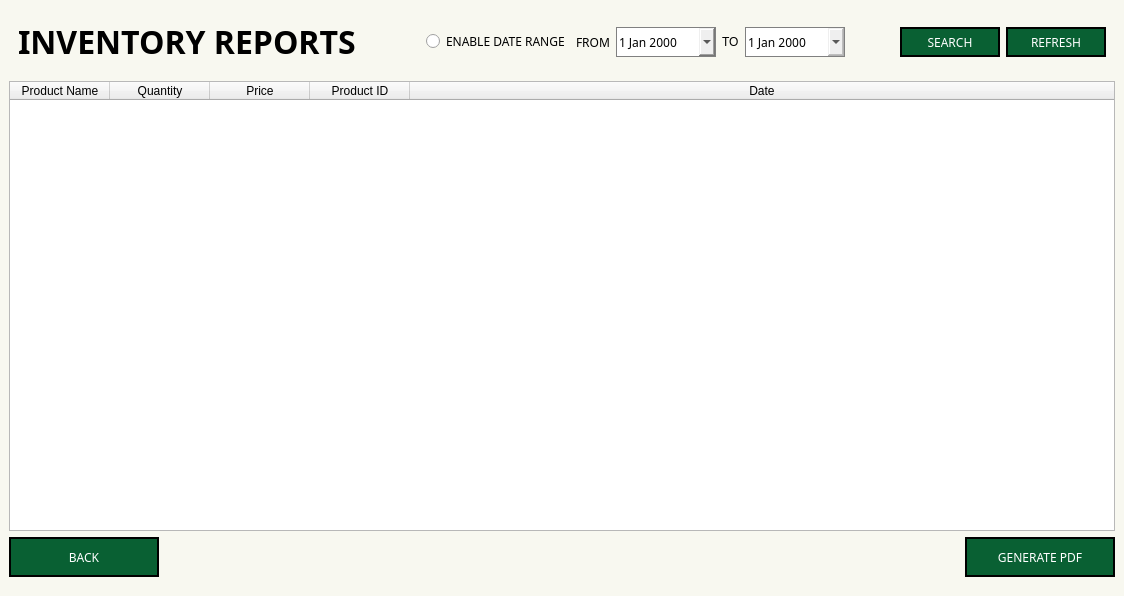
Old version of the form Screens/MainMenuScreens/Reports/Inventory_Report.ui in the repository Bideiro/Ranil_project_py.
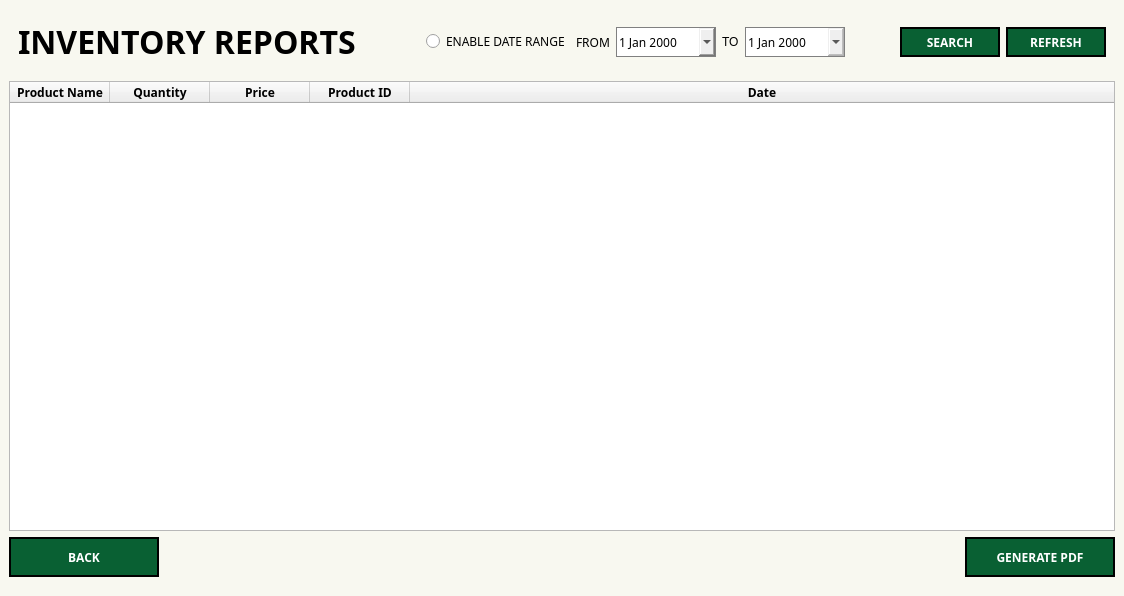
New version of the form.

```diff
--- a/Screens/MainMenuScreens/Reports/Inventory_Report.ui
+++ b/Screens/MainMenuScreens/Reports/Inventory_Report.ui
@@ -229,6 +229,7 @@
               <property name="font">
                <font>
                 <family>DM Sans</family>
+                <bold>true</bold>
                </font>
               </property>
               <property name="text">
@@ -259,6 +260,7 @@
               <property name="font">
                <font>
                 <family>DM Sans</family>
+                <bold>true</bold>
                </font>
               </property>
               <property name="text">
@@ -274,6 +276,7 @@
            <property name="font">
             <font>
              <family>DM Sans</family>
+             <bold>false</bold>
             </font>
            </property>
            <property name="sizeAdjustPolicy">
@@ -304,26 +307,56 @@
             <property name="text">
              <string>Product Name</string>
             </property>
+            <property name="font">
+             <font>
+              <family>DM Sans</family>
+              <bold>true</bold>
+             </font>
+            </property>
            </column>
            <column>
             <property name="text">
              <string>Quantity</string>
             </property>
+            <property name="font">
+             <font>
+              <family>DM Sans</family>
+              <bold>true</bold>
+             </font>
+            </property>
            </column>
            <column>
             <property name="text">
              <string>Price</string>
             </property>
+            <property name="font">
+             <font>
+              <family>DM Sans</family>
+              <bold>true</bold>
+             </font>
+            </property>
            </column>
            <column>
             <property name="text">
              <string>Product ID</string>
             </property>
+            <property name="font">
+             <font>
+              <family>DM Sans</family>
+              <bold>true</bold>
+             </font>
+            </property>
            </column>
            <column>
             <property name="text">
              <string>Date</string>
             </property>
+            <property name="font">
+             <font>
+              <family>DM Sans</family>
+              <bold>true</bold>
+             </font>
+            </property>
            </column>
           </widget>
          </item>
@@ -346,6 +379,7 @@
              <property name="font">
               <font>
                <family>DM Sans</family>
+               <bold>true</bold>
               </font>
              </property>
              <property name="text">
@@ -383,6 +417,7 @@
              <property name="font">
               <font>
                <family>DM Sans</family>
+               <bold>true</bold>
               </font>
              </property>
              <property name="text">
```
Left out of the diff: 4 changed lines with no effect on the pictures.
